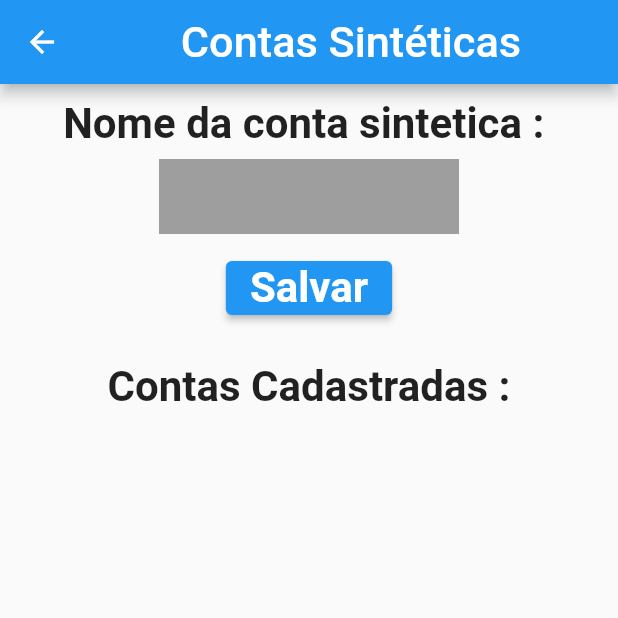
After one commit to vmendesneto/rias_accounting, a Flutter app: the SyntheticAccountScreen screen opened directly, after a tap on "Salvar", on a phone screen of 412 x 824 dp, the top half of it. The commit adds this screen. Run offline on Flutter 3.47's test engine with Material 2 defaults, Android fonts, the phone set to English and light mode, and no system bars; our stand-ins replace cloud_firestore, extended_masked_text, firebase_core, flutter_riverpod, syncfusion_flutter_datepicker; accounts and stored records are empty.

Commit message:
Create sintethic account

```diff
--- a/lib/database/dados_manual_repository.dart
+++ b/lib/settings/payroll_manual/domain/service/dados_manual_repository.dart
@@ -1,8 +1,8 @@
 import 'package:cloud_firestore/cloud_firestore.dart';
 
-import '../Settings/payroll_manual/domain/models/payroll_maunal_model.dart';
-import '../core/replace_money.dart';
-import 'db_firestore.dart';
+import '../models/payroll_maunal_model.dart';
+import '../../../../core/replace_money.dart';
+import '../../../../database/db_firestore.dart';
 
 saveAll(filial, data,folhaAV, folhaAR,extFolhaAV, extFolhaAR,vtAV, vtAR,vaAV, vaAR,vatCV, vatCR,folhaCV, folhaCR,
     extFolhaCV,
--- a/lib/Settings/payroll_manual/payroll_manual_screen.dart
+++ b/lib/settings/payroll_manual/payroll_manual_screen.dart
@@ -3,7 +3,11 @@ import 'package:flutter/material.dart';
 
 import 'package:rias_accounting/Settings/payroll_manual/widgets.dart';
 
-import '../../database/dados_manual_repository.dart';
+import 'domain/service/dados_manual_repository.dart';
+
+
+
+
 
 class PayrollManualScreen extends StatefulWidget {
   const PayrollManualScreen({Key? key}) : super(key: key);
--- /dev/null
+++ b/lib/settings/synthetic_account/domain/model/synthetic_account_model.dart
@@ -0,0 +1,5 @@
+
+
+class Synthetic {
+  String? name;
+}
--- /dev/null
+++ b/lib/settings/synthetic_account/domain/service/synthetic_account_controller.dart
@@ -0,0 +1,47 @@
+import 'package:cloud_firestore/cloud_firestore.dart';
+import 'package:flutter_riverpod/flutter_riverpod.dart';
+
+import '../../../../database/db_firestore.dart';
+
+class SharedState {
+  List<String> listAddress = [];
+
+  SharedState({this.listAddress = const []});
+}
+
+class SharedController extends StateNotifier<SharedState> {
+  SharedController([SharedState? state]) : super(SharedState()) {
+    readAllSynthetic();
+  }
+
+  saveAllSynthetic(String name) async {
+    late FirebaseFirestore db;
+    db = DBFirestore.get();
+    final data = {'name': name};
+    await db.collection('sinteticas').doc().set(data, SetOptions(merge: true));
+  }
+
+  readAllSynthetic() async {
+    late FirebaseFirestore db;
+    db = DBFirestore.get();
+    List<String> listAddress = [];
+    final snapshot = await db.collection('sinteticas').get();
+    if (snapshot.docs.isNotEmpty) {
+      for (var i = 0; i < snapshot.docs.length; i++) {
+        var name = snapshot.docs[i].get('name');
+        listAddress.add(name.toString());
+      }
+    }
+    state = SharedState(listAddress: listAddress);
+    return listAddress;
+  }
+
+// Future<List<String>> remove(String name) async {
+//   final preferences = await SharedPreferences.getInstance();
+//   var listAddress = preferences.getStringList('name');
+//   listAddress!.remove(name);
+//   await preferences.setStringList('name', listAddress);
+//   state = SharedState(listAddress: listAddress);
+//   return listAddress;
+// }
+}
--- /dev/null
+++ b/lib/settings/synthetic_account/providers/synthetic_provider.dart
@@ -0,0 +1,7 @@
+import 'package:flutter_riverpod/flutter_riverpod.dart';
+
+import '../domain/service/synthetic_account_controller.dart';
+
+final sharedProvider = StateNotifierProvider<SharedController, SharedState>(
+      (ref) => SharedController(),
+);
--- /dev/null
+++ b/lib/settings/synthetic_account/synthetic_account_screen.dart
@@ -0,0 +1,117 @@
+import 'package:flutter/material.dart';
+import 'package:flutter/services.dart';
+import 'package:flutter_riverpod/flutter_riverpod.dart';
+import 'package:http/http.dart';
+import 'package:rias_accounting/settings/synthetic_account/domain/model/synthetic_account_model.dart';
+import 'package:rias_accounting/settings/synthetic_account/providers/synthetic_provider.dart';
+
+class SyntheticAccountScreen extends ConsumerStatefulWidget {
+  const SyntheticAccountScreen({Key? key}) : super(key: key);
+
+  @override
+  ConsumerState<SyntheticAccountScreen> createState() =>
+      _SyntheticAccountScreenState();
+}
+
+class _SyntheticAccountScreenState
+    extends ConsumerState<SyntheticAccountScreen> {
+  Synthetic synthetic = Synthetic();
+
+  TextEditingController name = TextEditingController();
+
+  @override
+  void initState() {
+    final data = ref.read(sharedProvider.notifier);
+    data.readAllSynthetic();
+    super.initState();
+  }
+
+
+  @override
+  Widget build(BuildContext context) {
+    final _width = MediaQuery.of(context).size.width;
+    final data = ref.watch(sharedProvider.notifier);
+    final dataState = ref.read(sharedProvider);
+
+    return Scaffold(
+        appBar: AppBar(
+            title: Center(
+                child: Text("Contas Sintéticas",
+                    style: TextStyle(fontSize: _width * 0.07)))),
+        body: Center(
+            child: Container(
+          child: Column(
+            children: [
+              const SizedBox(
+                height: 10,
+              ),
+              const Text(
+                "Nome da conta sintetica : ",
+                style: TextStyle(fontSize: 28.0, fontWeight: FontWeight.w700),
+              ),
+              const SizedBox(
+                height: 5,
+              ),
+              Padding(
+                  padding: const EdgeInsets.all(2.0),
+                  child: Container(
+                      height: 50.0,
+                      width: 200,
+                      color: Colors.grey,
+                      child: TextField(
+                        style: const TextStyle(
+                            fontSize: 28.0, fontWeight: FontWeight.w700),
+                        textAlign: TextAlign.center,
+                        autocorrect: true,
+                        decoration: const InputDecoration(
+                          fillColor: Colors.black,
+                          border: InputBorder.none,
+                          focusedBorder: InputBorder.none,
+                          enabledBorder: InputBorder.none,
+                          errorBorder: InputBorder.none,
+                          disabledBorder: InputBorder.none,
+                        ),
+                        inputFormatters: [
+                          LengthLimitingTextInputFormatter(20),
+                        ],
+                        controller: name,
+                      ))),
+              const SizedBox(
+                height: 10,
+              ),
+              ElevatedButton(
+                  onPressed: () async {
+                    synthetic.name = name.text;
+                    await data.saveAllSynthetic(name.text);
+                    name.text = '';
+                    FocusScope.of(context).requestFocus(FocusNode());
+                    await data.readAllSynthetic();
+                    setState(() {
+                      dataState.listAddress;
+                    });
+                  },
+                  child: const Text("Salvar",
+                      style: TextStyle(
+                          fontSize: 28.0, fontWeight: FontWeight.w700))),
+              const SizedBox(
+                height: 25,
+              ),
+              const Text("Contas Cadastradas :",
+                  style:
+                      TextStyle(fontSize: 28.0, fontWeight: FontWeight.w700)),
+              Container(
+                  padding: const EdgeInsets.all(10.0),
+                  height: 200,
+                  child: ListView.builder(
+                      shrinkWrap: true,
+                      itemCount: dataState.listAddress.length,
+                      itemBuilder: (context, index) {
+                        return dataState.listAddress.isNotEmpty
+                            ? Text(dataState.listAddress[index].toString())
+                            : Container();
+                      }))
+            ],
+          ),
+        )));
+  }
+}
--- a/pubspec.yaml
+++ b/pubspec.yaml
@@ -42,6 +42,7 @@ dependencies:
   linked_scroll_controller: ^0.2.0
   month_year_picker: ^0.2.0+1
   extended_masked_text: ^2.3.1
+  shared_preferences: any
 
 dev_dependencies:
   flutter_test:
```
Also changed, not shown: lib/Settings/settings_screen.dart (deleted, +0 -32 lines), lib/settings/analytic_account/analytic_account_screen.dart (added, +116 -0 lines), lib/settings/analytic_account/domain/service/analytic_account_controller.dart (added, +49 -0 lines), lib/settings/analytic_account/providers/analytic_provider.dart (added, +7 -0 lines), lib/settings/settings_screen.dart (added, +61 -0 lines), lib/settings/payroll_manual/domain/models/payroll_maunal_model.dart (renamed from lib/Settings/payroll_manual/domain/models/payroll_maunal_model.dart), lib/settings/payroll_manual/widgets.dart (renamed from lib/Settings/payroll_manual/widgets.dart), pubspec.lock.
